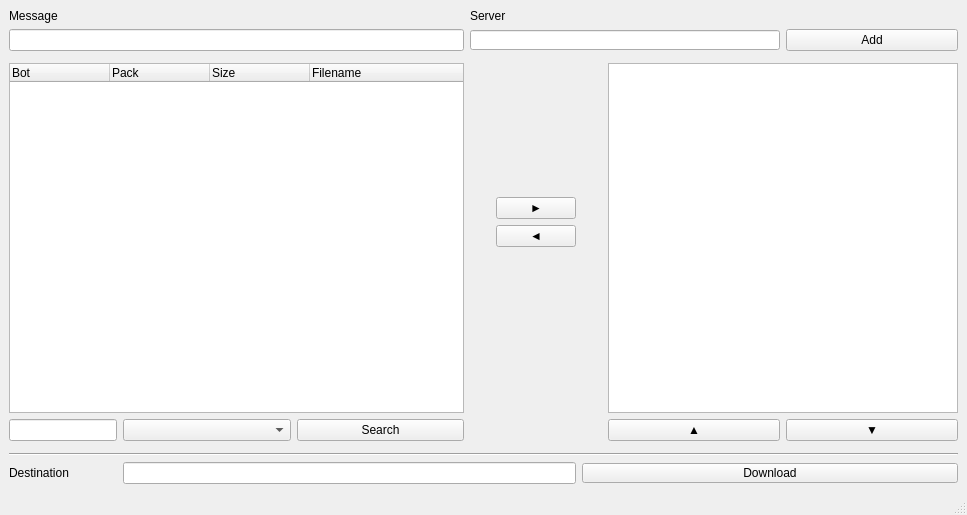
Qt form xdcc_dl/gui/qt_designer/xdcc_downloader.ui (namboy94/xdcc-dl) before a commit.
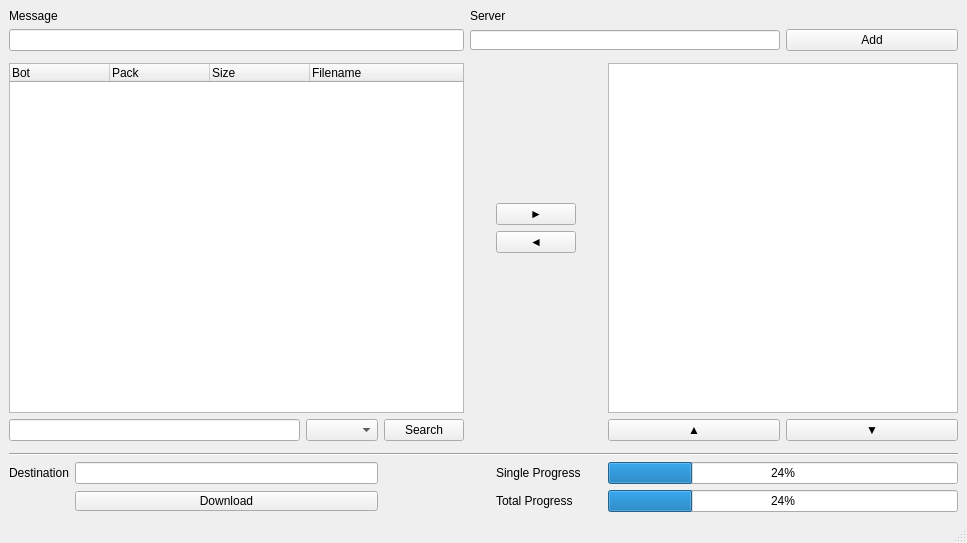
The same form after that commit.

Commit message: Implemented Search Function in GUI

Patch:
```diff
--- a/xdcc_dl/gui/qt_designer/xdcc_downloader.ui
+++ b/xdcc_dl/gui/qt_designer/xdcc_downloader.ui
@@ -1,13 +1,13 @@
 <?xml version="1.0" encoding="UTF-8"?>
 <ui version="4.0">
- <class>ZDCCDownloaderWindow</class>
- <widget class="QMainWindow" name="ZDCCDownloaderWindow">
+ <class>XDCCDownloaderWindow</class>
+ <widget class="QMainWindow" name="XDCCDownloaderWindow">
   <property name="geometry">
    <rect>
     <x>0</x>
     <y>0</y>
     <width>967</width>
-    <height>515</height>
+    <height>543</height>
    </rect>
   </property>
   <property name="windowTitle">
@@ -15,19 +15,10 @@
   </property>
   <widget class="QWidget" name="centralwidget">
    <layout class="QGridLayout" name="gridLayout">
-    <item row="10" column="5" colspan="3">
-     <widget class="QPushButton" name="download_button">
-      <property name="maximumSize">
-       <size>
-        <width>16777215</width>
-        <height>20</height>
-       </size>
-      </property>
-      <property name="toolTip">
-       <string>&lt;html&gt;&lt;head/&gt;&lt;body&gt;&lt;p&gt;Start the download&lt;/p&gt;&lt;/body&gt;&lt;/html&gt;</string>
-      </property>
-      <property name="text">
-       <string>Download</string>
+    <item row="11" column="9" colspan="2">
+     <widget class="QProgressBar" name="total_progress_bar">
+      <property name="value">
+       <number>24</number>
       </property>
      </widget>
     </item>
@@ -47,23 +38,7 @@
       </property>
      </spacer>
     </item>
-    <item row="3" column="5">
-     <spacer name="horizontalSpacer">
-      <property name="orientation">
-       <enum>Qt::Horizontal</enum>
-      </property>
-      <property name="sizeType">
-       <enum>QSizePolicy::Fixed</enum>
-      </property>
-      <property name="sizeHint" stdset="0">
-       <size>
-        <width>20</width>
-        <height>20</height>
-       </size>
-      </property>
-     </spacer>
-    </item>
-    <item row="1" column="0" colspan="3">
+    <item row="1" column="0" colspan="6">
      <widget class="QLineEdit" name="message_edit">
       <property name="maximumSize">
        <size>
@@ -73,14 +48,30 @@
       </property>
      </widget>
     </item>
-    <item row="9" column="0" colspan="8">
+    <item row="3" column="8" rowspan="4">
+     <spacer name="horizontalSpacer">
+      <property name="orientation">
+       <enum>Qt::Horizontal</enum>
+      </property>
+      <property name="sizeType">
+       <enum>QSizePolicy::Fixed</enum>
+      </property>
+      <property name="sizeHint" stdset="0">
+       <size>
+        <width>20</width>
+        <height>20</height>
+       </size>
+      </property>
+     </spacer>
+    </item>
+    <item row="9" column="0" colspan="11">
      <widget class="Line" name="line">
       <property name="orientation">
        <enum>Qt::Horizontal</enum>
       </property>
      </widget>
     </item>
-    <item row="7" column="7">
+    <item row="7" column="10">
      <widget class="QPushButton" name="down_arrow_button">
       <property name="toolTip">
        <string>&lt;html&gt;&lt;head/&gt;&lt;body&gt;&lt;p&gt;Move down&lt;/p&gt;&lt;/body&gt;&lt;/html&gt;</string>
@@ -90,8 +81,30 @@
       </property>
      </widget>
     </item>
-    <item row="5" column="4">
+    <item row="11" column="1" colspan="4">
+     <widget class="QPushButton" name="download_button">
+      <property name="maximumSize">
+       <size>
+        <width>16777215</width>
+        <height>20</height>
+       </size>
+      </property>
+      <property name="toolTip">
+       <string>&lt;html&gt;&lt;head/&gt;&lt;body&gt;&lt;p&gt;Start the download&lt;/p&gt;&lt;/body&gt;&lt;/html&gt;</string>
+      </property>
+      <property name="text">
+       <string>Download</string>
+      </property>
+     </widget>
+    </item>
+    <item row="5" column="7">
      <widget class="QPushButton" name="left_arrow_button">
+      <property name="maximumSize">
+       <size>
+        <width>80</width>
+        <height>16777215</height>
+       </size>
+      </property>
       <property name="toolTip">
        <string>&lt;html&gt;&lt;head/&gt;&lt;body&gt;&lt;p&gt;Remove items from queue&lt;/p&gt;&lt;/body&gt;&lt;/html&gt;</string>
       </property>
@@ -100,7 +113,7 @@
       </property>
      </widget>
     </item>
-    <item row="0" column="3" colspan="4">
+    <item row="0" column="6" colspan="4">
      <widget class="QLabel" name="label_2">
       <property name="sizePolicy">
        <sizepolicy hsizetype="Preferred" vsizetype="Fixed">
@@ -122,7 +135,7 @@
       </property>
      </widget>
     </item>
-    <item row="3" column="6" rowspan="4" colspan="2">
+    <item row="3" column="9" rowspan="4" colspan="2">
      <widget class="QListWidget" name="doqnload_queue_list_widget">
       <property name="sizePolicy">
        <sizepolicy hsizetype="MinimumExpanding" vsizetype="Expanding">
@@ -145,25 +158,38 @@
       <property name="toolTip">
        <string>&lt;html&gt;&lt;head/&gt;&lt;body&gt;&lt;p&gt;This is the download queue.&lt;/p&gt;&lt;/body&gt;&lt;/html&gt;</string>
       </property>
+      <property name="alternatingRowColors">
+       <bool>true</bool>
+      </property>
+      <property name="selectionMode">
+       <enum>QAbstractItemView::ExtendedSelection</enum>
+      </property>
      </widget>
     </item>
-    <item row="3" column="3">
-     <spacer name="horizontalSpacer_2">
-      <property name="orientation">
-       <enum>Qt::Horizontal</enum>
-      </property>
-      <property name="sizeType">
-       <enum>QSizePolicy::Fixed</enum>
-      </property>
-      <property name="sizeHint" stdset="0">
+    <item row="4" column="7">
+     <widget class="QPushButton" name="rigth_arrow_button">
+      <property name="maximumSize">
        <size>
-        <width>20</width>
-        <height>20</height>
+        <width>80</width>
+        <height>16777215</height>
        </size>
       </property>
-     </spacer>
+      <property name="toolTip">
+       <string>&lt;html&gt;&lt;head/&gt;&lt;body&gt;&lt;p&gt;Add packs to queue&lt;/p&gt;&lt;/body&gt;&lt;/html&gt;</string>
+      </property>
+      <property name="text">
+       <string>►</string>
+      </property>
+     </widget>
     </item>
-    <item row="1" column="3" colspan="4">
+    <item row="10" column="9" colspan="2">
+     <widget class="QProgressBar" name="single_progress_bar">
+      <property name="value">
+       <number>24</number>
+      </property>
+     </widget>
+    </item>
+    <item row="1" column="6" colspan="4">
      <widget class="QLineEdit" name="server_edit">
       <property name="maximumSize">
        <size>
@@ -173,7 +199,7 @@
       </property>
      </widget>
     </item>
-    <item row="7" column="2">
+    <item row="7" column="5">
      <widget class="QPushButton" name="search_button">
       <property name="toolTip">
        <string>&lt;html&gt;&lt;head/&gt;&lt;body&gt;&lt;p&gt;Start the search&lt;/p&gt;&lt;/body&gt;&lt;/html&gt;</string>
@@ -183,20 +209,13 @@
       </property>
      </widget>
     </item>
-    <item row="7" column="1">
+    <item row="7" column="4">
      <widget class="QComboBox" name="search_engine_combo_box">
       <property name="toolTip">
        <string>&lt;html&gt;&lt;head/&gt;&lt;body&gt;&lt;p&gt;The Search Engine(s) to use&lt;/p&gt;&lt;/body&gt;&lt;/html&gt;</string>
       </property>
      </widget>
     </item>
-    <item row="7" column="0">
-     <widget class="QLineEdit" name="search_term_edit">
-      <property name="toolTip">
-       <string>&lt;html&gt;&lt;head/&gt;&lt;body&gt;&lt;p&gt;Enter the search term here&lt;/p&gt;&lt;/body&gt;&lt;/html&gt;</string>
-      </property>
-     </widget>
-    </item>
     <item row="10" column="0">
      <widget class="QLabel" name="label_3">
       <property name="sizePolicy">
@@ -213,27 +232,7 @@
       </property>
      </widget>
     </item>
-    <item row="10" column="1" colspan="4">
-     <widget class="QLineEdit" name="destination_edit">
-      <property name="sizePolicy">
-       <sizepolicy hsizetype="Minimum" vsizetype="Fixed">
-        <horstretch>100</horstretch>
-        <verstretch>0</verstretch>
-       </sizepolicy>
-      </property>
-     </widget>
-    </item>
-    <item row="4" column="4">
-     <widget class="QPushButton" name="rigth_arrow_button">
-      <property name="toolTip">
-       <string>&lt;html&gt;&lt;head/&gt;&lt;body&gt;&lt;p&gt;Add packs to queue&lt;/p&gt;&lt;/body&gt;&lt;/html&gt;</string>
-      </property>
-      <property name="text">
-       <string>►</string>
-      </property>
-     </widget>
-    </item>
-    <item row="0" column="0" colspan="3">
+    <item row="0" column="0" colspan="6">
      <widget class="QLabel" name="label">
       <property name="sizePolicy">
        <sizepolicy hsizetype="Expanding" vsizetype="Fixed">
@@ -255,7 +254,7 @@
       </property>
      </widget>
     </item>
-    <item row="6" column="4">
+    <item row="6" column="7">
      <spacer name="verticalSpacer_4">
       <property name="orientation">
        <enum>Qt::Vertical</enum>
@@ -271,7 +270,7 @@
       </property>
      </spacer>
     </item>
-    <item row="1" column="7">
+    <item row="1" column="10">
      <widget class="QPushButton" name="add_button">
       <property name="maximumSize">
        <size>
@@ -287,7 +286,17 @@
       </property>
      </widget>
     </item>
-    <item row="3" column="4">
+    <item row="10" column="1" colspan="4">
+     <widget class="QLineEdit" name="destination_edit">
+      <property name="sizePolicy">
+       <sizepolicy hsizetype="Minimum" vsizetype="Fixed">
+        <horstretch>100</horstretch>
+        <verstretch>0</verstretch>
+       </sizepolicy>
+      </property>
+     </widget>
+    </item>
+    <item row="3" column="7">
      <spacer name="verticalSpacer_3">
       <property name="orientation">
        <enum>Qt::Vertical</enum>
@@ -303,7 +312,7 @@
       </property>
      </spacer>
     </item>
-    <item row="8" column="1">
+    <item row="8" column="4">
      <spacer name="verticalSpacer_2">
       <property name="orientation">
        <enum>Qt::Vertical</enum>
@@ -319,7 +328,7 @@
       </property>
      </spacer>
     </item>
-    <item row="7" column="6">
+    <item row="7" column="9">
      <widget class="QPushButton" name="up_arrow_button">
       <property name="toolTip">
        <string>&lt;html&gt;&lt;head/&gt;&lt;body&gt;&lt;p&gt;Move up&lt;/p&gt;&lt;/body&gt;&lt;/html&gt;</string>
@@ -329,7 +338,7 @@
       </property>
      </widget>
     </item>
-    <item row="3" column="0" rowspan="4" colspan="3">
+    <item row="3" column="0" rowspan="4" colspan="6">
      <widget class="QTreeWidget" name="search_result_tree_widget">
       <property name="sizePolicy">
        <sizepolicy hsizetype="MinimumExpanding" vsizetype="Expanding">
@@ -358,6 +367,12 @@
       <property name="toolTip">
        <string>&lt;html&gt;&lt;head/&gt;&lt;body&gt;&lt;p&gt;The Search results are displayed here&lt;/p&gt;&lt;/body&gt;&lt;/html&gt;</string>
       </property>
+      <property name="alternatingRowColors">
+       <bool>true</bool>
+      </property>
+      <property name="selectionMode">
+       <enum>QAbstractItemView::ExtendedSelection</enum>
+      </property>
       <column>
        <property name="text">
         <string>Bot</string>
@@ -380,6 +395,43 @@
       </column>
      </widget>
     </item>
+    <item row="3" column="6" rowspan="4">
+     <spacer name="horizontalSpacer_2">
+      <property name="orientation">
+       <enum>Qt::Horizontal</enum>
+      </property>
+      <property name="sizeType">
+       <enum>QSizePolicy::Fixed</enum>
+      </property>
+      <property name="sizeHint" stdset="0">
+       <size>
+        <width>20</width>
+        <height>20</height>
+       </size>
+      </property>
+     </spacer>
+    </item>
+    <item row="7" column="0" colspan="4">
+     <widget class="QLineEdit" name="search_term_edit">
+      <property name="toolTip">
+       <string>&lt;html&gt;&lt;head/&gt;&lt;body&gt;&lt;p&gt;Enter the search term here&lt;/p&gt;&lt;/body&gt;&lt;/html&gt;</string>
+      </property>
+     </widget>
+    </item>
+    <item row="10" column="7" colspan="2">
+     <widget class="QLabel" name="label_4">
+      <property name="text">
+       <string>Single Progress</string>
+      </property>
+     </widget>
+    </item>
+    <item row="11" column="7" colspan="2">
+     <widget class="QLabel" name="label_5">
+      <property name="text">
+       <string>Total Progress</string>
+      </property>
+     </widget>
+    </item>
    </layout>
   </widget>
   <widget class="QStatusBar" name="statusbar"/>
```
The commit also changes 2 other files.
